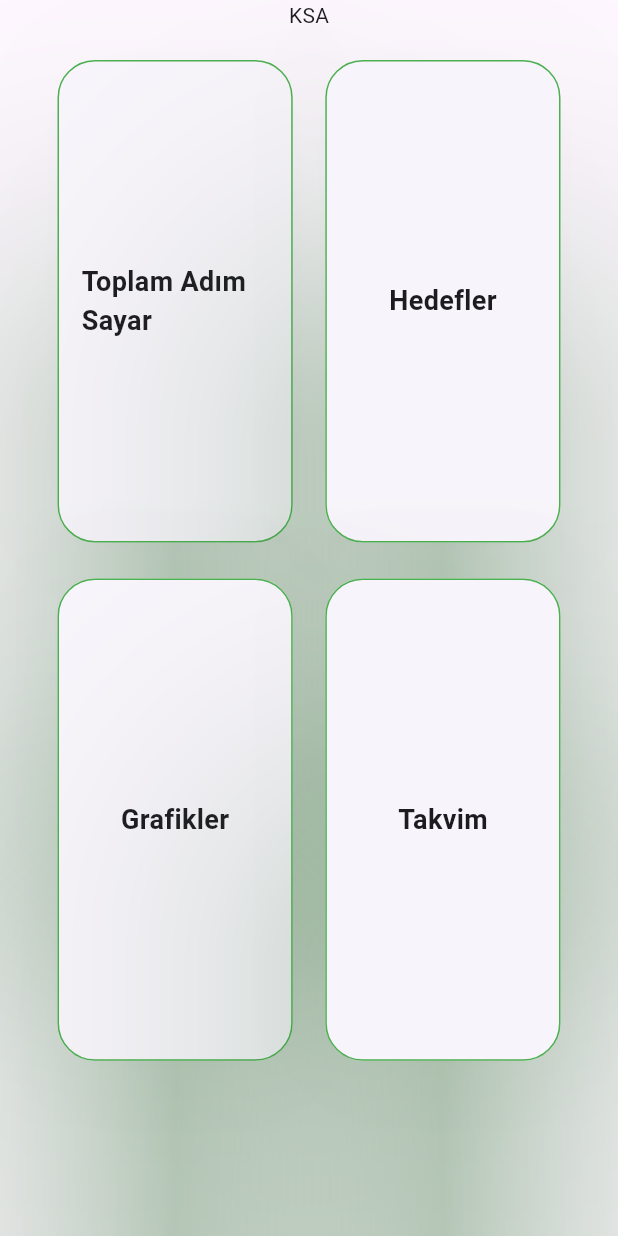
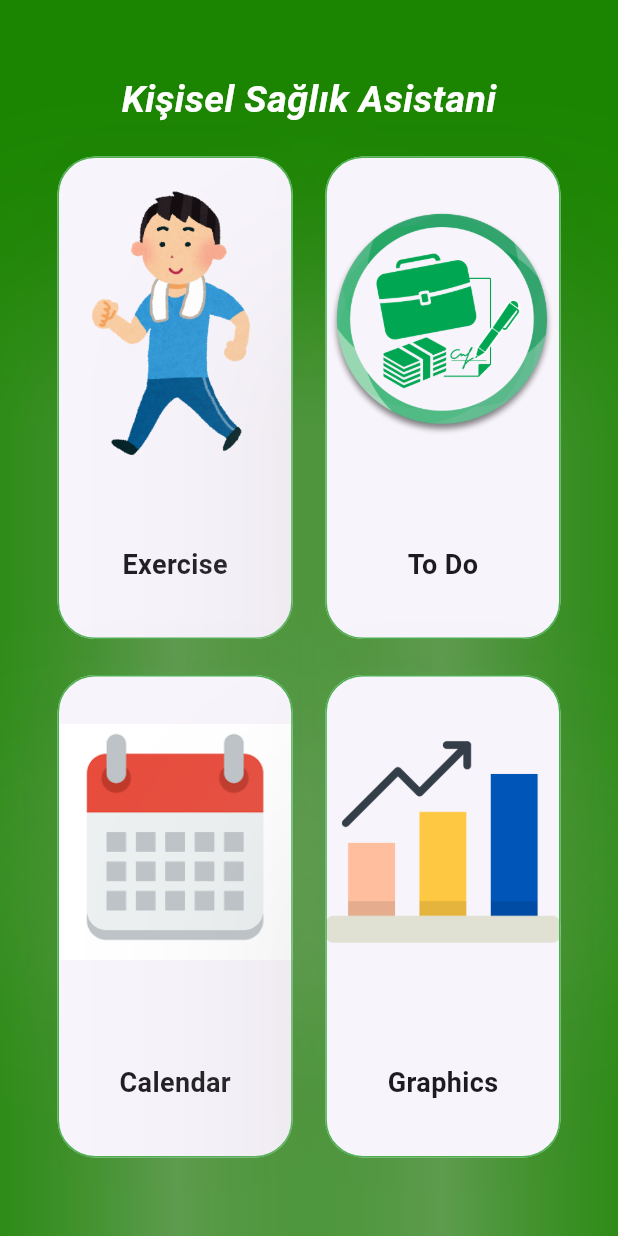
Before and after one commit to SemihKucukpehlivan/kisisel_hedef_asistani, a Flutter app: the MenuScreen screen opened directly, on a phone screen of 412 x 824 dp. Run offline on Flutter 3.47's test engine with Material 3 defaults, Android fonts, the light colour scheme and no system bars; our stand-ins replace cloud_firestore, firebase_auth, firebase_core, fluttertoast, google_sign_in; accounts and stored records are empty.

Commit message:
menu CARDs

```diff
--- a/lib/main.dart
+++ b/lib/main.dart
@@ -16,7 +16,7 @@ class MyApp extends StatelessWidget {
 
   @override
   Widget build(BuildContext context) {
-    return MaterialApp(
+    return const MaterialApp(
       debugShowCheckedModeBanner: false,
       title: 'Material App',
       home:  LoginScreen(),
--- a/lib/screens/listTodoScreen.dart
+++ b/lib/screens/listTodoScreen.dart
@@ -158,7 +158,6 @@ class _TodoListScreenState extends State<TodoListScreen> {
       if (todo.id != null) {
         await _firestoreService.deleteTodo(todo.id!);
 
-        // Refresh the list after deletion
         _refreshTodos();
       } else {
         Fluttertoast.showToast(
--- a/lib/screens/menuScreen.dart
+++ b/lib/screens/menuScreen.dart
@@ -1,6 +1,7 @@
 import 'package:flutter/material.dart';
 import 'package:kisisel_hedef_asistani/screens/createToDoScreen.dart';
 import 'package:kisisel_hedef_asistani/screens/listTodoScreen.dart';
+import 'package:kisisel_hedef_asistani/widgets/cardWidget.dart';
 
 class MenuScreen extends StatelessWidget {
   const MenuScreen({Key? key}) : super(key: key);
@@ -8,7 +9,9 @@ class MenuScreen extends StatelessWidget {
   @override
   Widget build(BuildContext context) {
     return Scaffold(
-      body: SingleChildScrollView(
+      backgroundColor: const Color.fromARGB(255, 27, 133, 1),
+      body: Center(
+        child: SingleChildScrollView(
           child: Center(
             child: SizedBox(
               width: MediaQuery.of(context).size.width * 0.9,
@@ -16,55 +19,36 @@ class MenuScreen extends StatelessWidget {
                 crossAxisAlignment: CrossAxisAlignment.center,
                 mainAxisAlignment: MainAxisAlignment.center,
                 children: [
-                const Text("KSA"),
+                  const Text("Kişisel Sağlık Asistani",style: TextStyle(fontSize: 25,fontWeight: FontWeight.bold,fontStyle: FontStyle.italic,color: Colors.white),),
                   const SizedBox(height: 16),
                   Row(
                     mainAxisAlignment: MainAxisAlignment.spaceEvenly,
                     children: [
-                    _buildCard(context, "Toplam Adım Sayar",CreateToDoScreen()),
-                    _buildCard(context, "Hedefler",TodoListScreen()),
+                      const CardWidget(
+                          title: "Exercise",
+                          nextPage: CreateToDoScreen(),
+                          imagePath: "assets/images/exercise.png"),
+                      CardWidget(
+                          title: "To Do",
+                          nextPage: TodoListScreen(),
+                          imagePath: "assets/images/todoImage.png")
                     ],
                   ),
                   const SizedBox(height: 16),
                   Row(
                     mainAxisAlignment: MainAxisAlignment.spaceEvenly,
                     children: [
-                    _buildCard(context, "Grafikler",CreateToDoScreen()),
-                    _buildCard(context, "Takvim",CreateToDoScreen()),
+                      const CardWidget(
+                          title: 'Calendar',
+                          nextPage: CreateToDoScreen(),
+                          imagePath: "assets/images/indir.png"),
+                      CardWidget(
+                          title: "Graphics",
+                          nextPage: TodoListScreen(),
+                          imagePath: "assets/images/grafik.png")
                     ],
                   ),
                 ],
-            ),
-          ),
-        ),
-      ),
-    );
-  }
-
-  Widget _buildCard(BuildContext context, String title,Widget nextPage) {
-    return InkWell(
-      onTap: () => Navigator.of(context).push(MaterialPageRoute(builder: (context) => nextPage,)),
-      child: SizedBox(
-        width: MediaQuery.of(context).size.width * 0.4,
-        height: MediaQuery.of(context).size.height * 0.4,
-        child: Card(
-          shape: RoundedRectangleBorder(
-            side: const BorderSide(
-              color: Colors.green,
-              width: 1,
-            ),
-            borderRadius: BorderRadius.circular(25.0),
-          ),
-          shadowColor: Colors.green,
-          semanticContainer: false,
-          elevation: 100.0,
-          surfaceTintColor: Colors.white,
-          child: Padding(
-            padding: const EdgeInsets.all(16.0),
-            child: Center(
-              child: Text(
-                title,
-                style: const TextStyle(fontSize: 18, fontWeight: FontWeight.bold),
               ),
             ),
           ),
--- /dev/null
+++ b/lib/widgets/cardWidget.dart
@@ -0,0 +1,67 @@
+import 'package:flutter/material.dart';
+
+class CardWidget extends StatelessWidget {
+  final String title;
+  final Widget nextPage;
+  final String imagePath;
+
+  const CardWidget({
+    Key? key,
+    required this.title,
+    required this.nextPage,
+    required this.imagePath,
+  }) : super(key: key);
+
+  @override
+  Widget build(BuildContext context) {
+    return InkWell(
+      onTap: () => Navigator.of(context)
+          .push(MaterialPageRoute(builder: (context) => nextPage)),
+      child: SizedBox(
+        width: MediaQuery.of(context).size.width * 0.4,
+        height: MediaQuery.of(context).size.height * 0.4,
+        child: Card(
+          shape: RoundedRectangleBorder(
+            side: const BorderSide(
+              color: Colors.green,
+              width: 1,
+            ),
+            borderRadius: BorderRadius.circular(25.0),
+          ),
+          shadowColor: Colors.white,
+          semanticContainer: false,
+          elevation: 70.0,
+          surfaceTintColor: Colors.white,
+          child: Column(
+            mainAxisAlignment: MainAxisAlignment.spaceAround,
+            children: [
+              Container(
+                height: MediaQuery.of(context).size.height * 0.25,
+                decoration: BoxDecoration(
+                  borderRadius: BorderRadius.circular(25.0),
+                  image: DecorationImage(
+                    image: AssetImage(imagePath),
+                    fit: BoxFit.contain,
+                  ),
+                ),
+              ),
+              Container(
+                height: MediaQuery.of(context).size.height * 0.1,
+                padding: const EdgeInsets.all(0.0),
+                child: Center(
+                  child: Text(
+                    title,
+                    style: const TextStyle(
+                      fontSize: 18,
+                      fontWeight: FontWeight.bold,
+                    ),
+                  ),
+                ),
+              ),
+            ],
+          ),
+        ),
+      ),
+    );
+  }
+}
```
Also changed, not shown: assets/images/calendar.png (added), assets/images/exercise.png (added), assets/images/grafik.png (added), assets/images/indir.png (added), assets/images/todoImage.png (added). Lines whose indentation alone changed are shown as unchanged.
